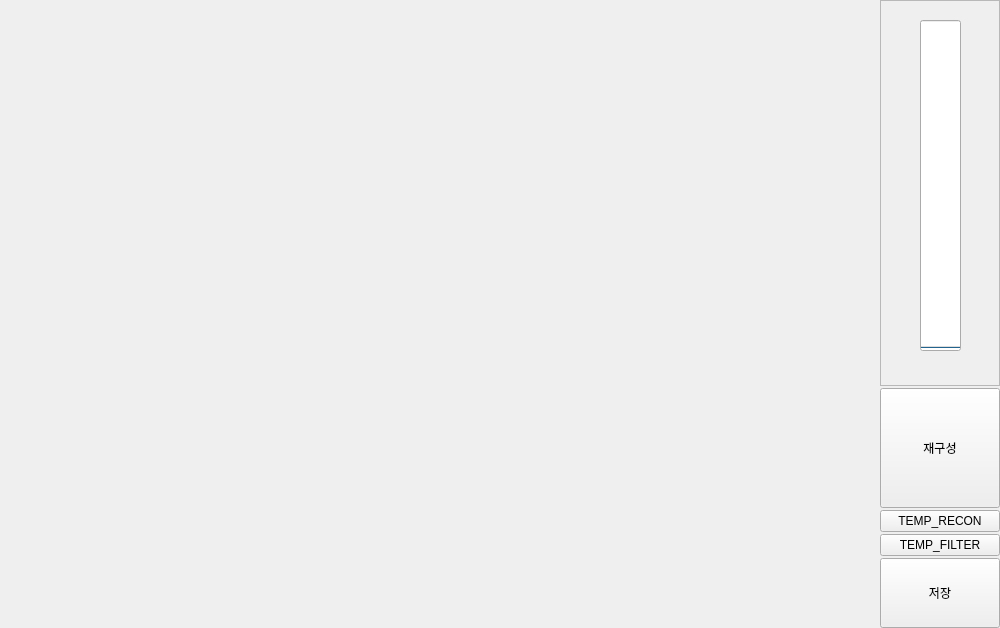
This is Project/src/imaging/ImagingSW/imagingmanager.ui in AndaCondaa/Dental_Imaging_SW_System as Qt 5 draws it before an edit. The edited form follows.
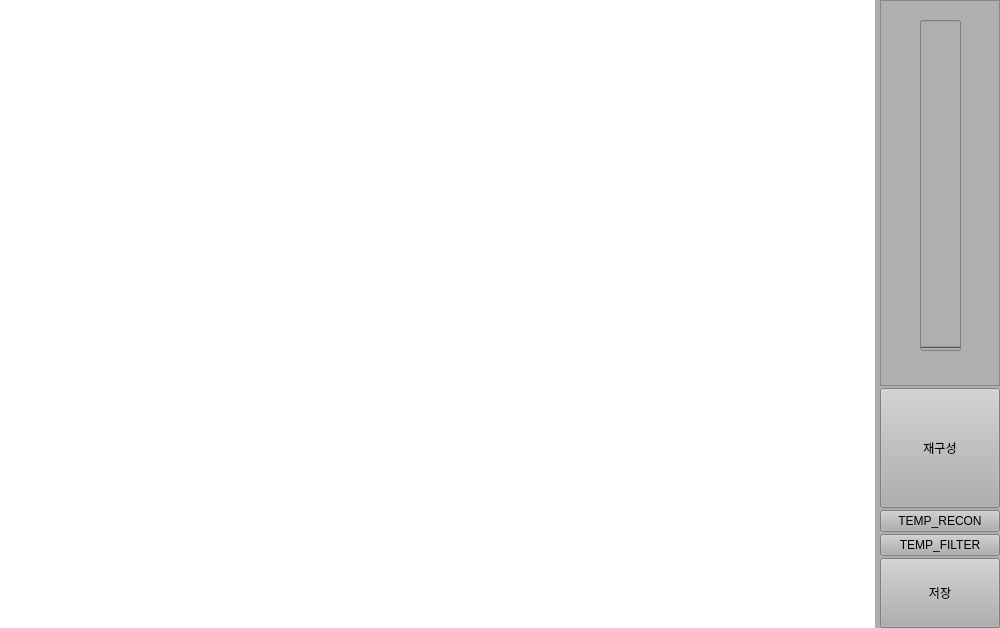
This is the edited form.

```diff
--- a/Project/src/imaging/ImagingSW/imagingmanager.ui
+++ b/Project/src/imaging/ImagingSW/imagingmanager.ui
@@ -13,6 +13,9 @@
   <property name="windowTitle">
    <string>Form</string>
   </property>
+  <property name="styleSheet">
+   <string notr="true">background-color: rgb(175, 175, 175);</string>
+  </property>
   <layout class="QVBoxLayout" name="verticalLayout_2">
    <property name="spacing">
     <number>5</number>
@@ -63,6 +66,9 @@
         </property>
         <item row="1" column="0">
          <widget class="QLabel" name="viewLabel">
+          <property name="styleSheet">
+           <string notr="true">background-color: rgb(255, 255, 255);</string>
+          </property>
           <property name="frameShape">
            <enum>QFrame::NoFrame</enum>
           </property>
@@ -95,6 +101,9 @@
              <verstretch>0</verstretch>
             </sizepolicy>
            </property>
+           <property name="styleSheet">
+            <string notr="true">background-color: rgb(175, 175, 175);</string>
+           </property>
            <property name="frameShape">
             <enum>QFrame::StyledPanel</enum>
            </property>
```
